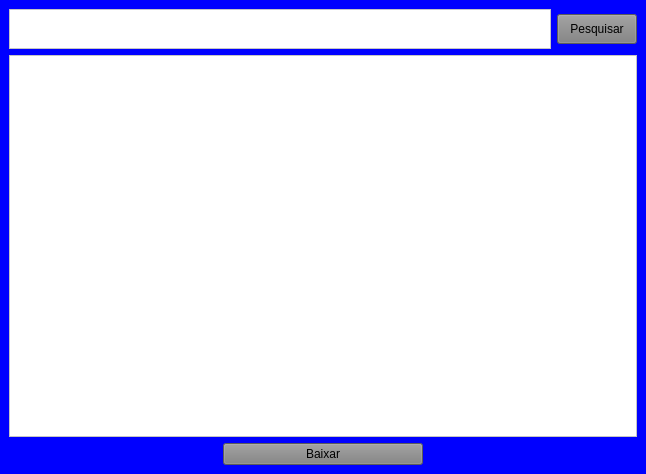
Above: com_gui/downanime.ui from MrM4rc/DownAnime-old before the change. Below: the same form after it.
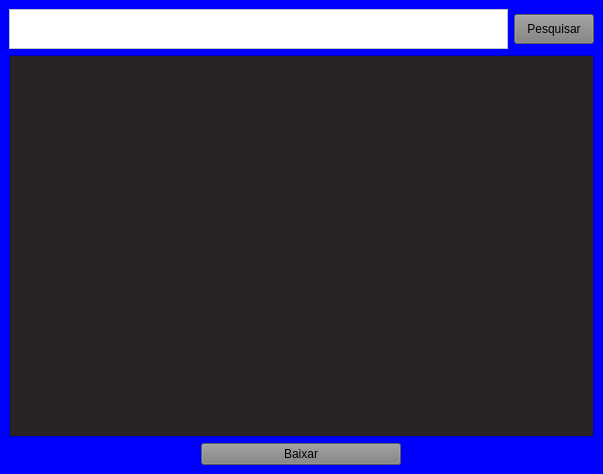
That is the form after the change.

Commit message: Adicionado GUI, Adicionou maneira facil de chama o executavel

Patch:
```diff
--- a/com_gui/downanime.ui
+++ b/com_gui/downanime.ui
@@ -6,7 +6,7 @@
    <rect>
     <x>0</x>
     <y>0</y>
-    <width>646</width>
+    <width>603</width>
     <height>474</height>
    </rect>
   </property>
@@ -70,29 +70,29 @@
      </layout>
     </item>
     <item>
-     <layout class="QVBoxLayout" name="verticalLayout">
-      <item>
-       <widget class="QScrollArea" name="anime_episodios">
-        <property name="styleSheet">
-         <string notr="true">background-color: white;</string>
-        </property>
+     <widget class="QScrollArea" name="scrollArea">
         <property name="widgetResizable">
          <bool>true</bool>
         </property>
-        <widget class="QWidget" name="scrollAreaWidgetContents">
+      <widget class="QWidget" name="area_animes">
          <property name="geometry">
           <rect>
            <x>0</x>
            <y>0</y>
-           <width>624</width>
-           <height>349</height>
-          </rect>
-         </property>
-         <layout class="QVBoxLayout" name="verticalLayout_3"/>
-        </widget>
-       </widget>
-      </item>
-     </layout>
+         <width>583</width>
+         <height>345</height>
+        </rect>
+       </property>
+       <property name="styleSheet">
+        <string notr="true">background-color: #292326;</string>
+       </property>
+       <layout class="QVBoxLayout" name="verticalLayout_4">
+        <item>
+         <layout class="QVBoxLayout" name="area_animes_r"/>
+        </item>
+       </layout>
+      </widget>
+     </widget>
     </item>
     <item>
      <layout class="QHBoxLayout" name="horizontalLayout_2">
```
Left out of the diff: 21 changed lines with no effect on the pictures. Lines whose indentation alone changed are shown as unchanged. The commit also changes 5 other files.
